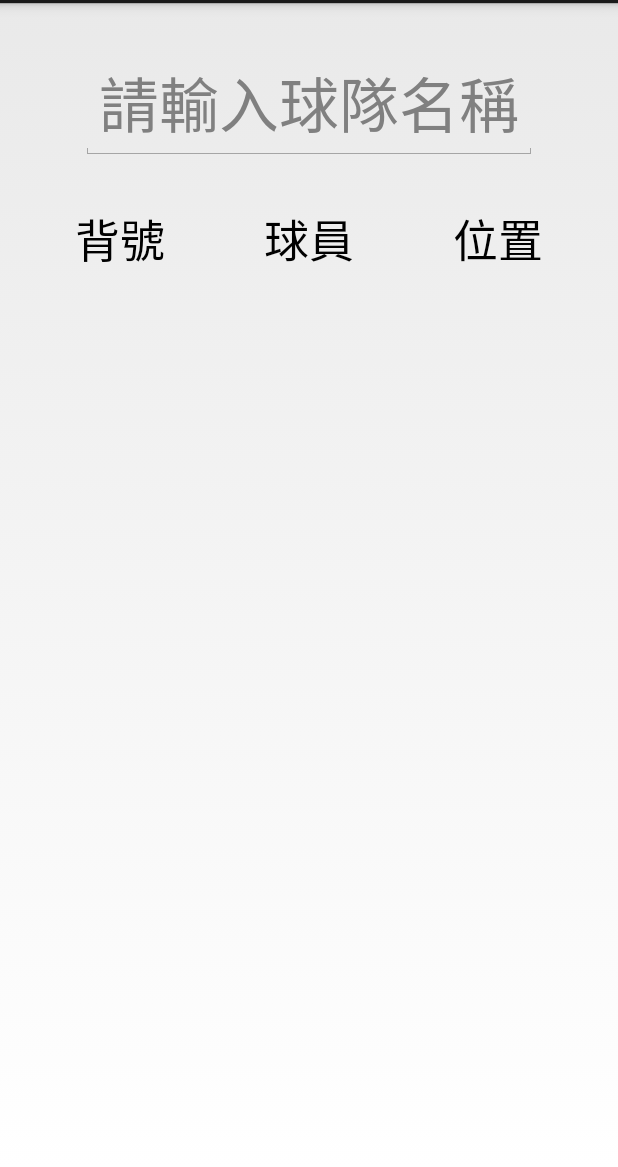
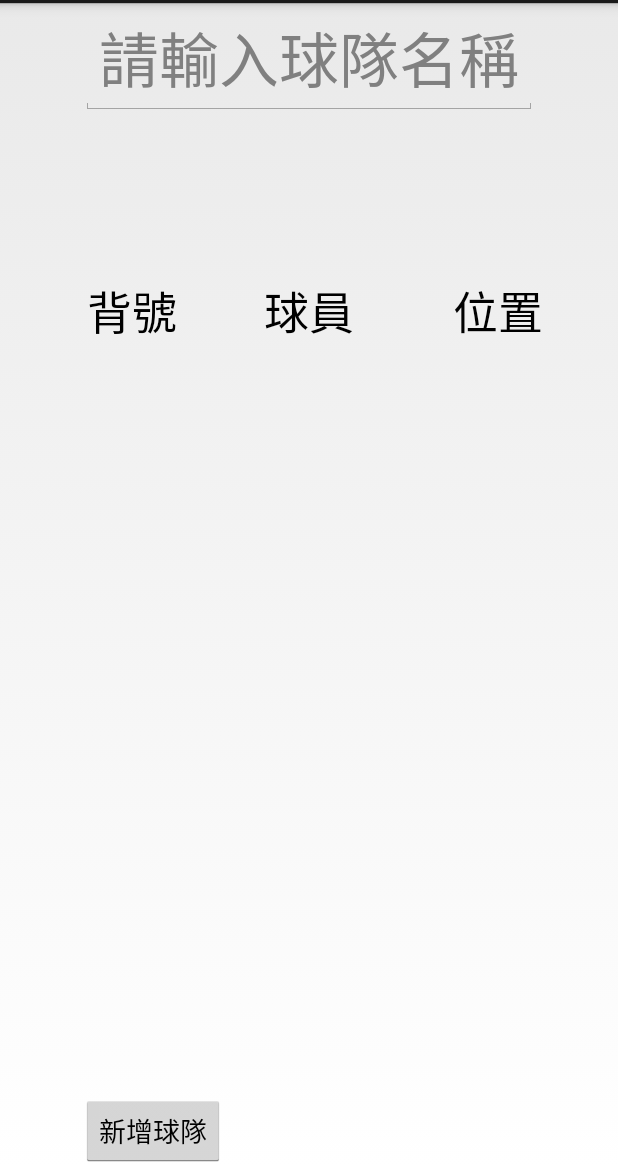
Before and after one commit to Jason52366/VolleyGameRecord, an Android app: the Team2 screen opened directly, with no data from a screen before it, on a phone screen of 412 x 824 dp, the part 69-1236 px from its top. Run offline under Robolectric (Android 15) with nearby library versions, the light colour scheme and no system bars.

Commit message:
Team2 java lalala

```diff
--- a/app/src/main/java/com/volleygamerecord/app/Team2.java
+++ b/app/src/main/java/com/volleygamerecord/app/Team2.java
@@ -25,8 +25,9 @@ public class Team2 extends Activity {
 
         EditText teamName = (EditText)findViewById(R.id.editText_team2TeamName);
         listInput = (ListView) findViewById(R.id.listview_team2List);
-        adapter = new ArrayAdapter<String>(this, android.R.layout.simple_list_item_1, items);
+        adapter = new ArrayAdapter<String>(this, R.layout.listcontent_team2, items);
         items = new ArrayList<String>();
+
 
 
 
--- a/app/src/main/res/layout/activity_team2.xml
+++ b/app/src/main/res/layout/activity_team2.xml
@@ -8,11 +8,10 @@
         android:layout_width="wrap_content"
         android:layout_height="wrap_content"
         android:id="@+id/editText_team2TeamName"
+        android:hint="@string/teamName_placeholder"
+        android:textSize="40dp"
         android:layout_alignParentTop="true"
-        android:layout_centerHorizontal="true"
-        android:hint="@string/teamName_placeholder"
-        android:layout_marginTop="30dp"
-        android:textSize="40dp" />
+        android:layout_centerHorizontal="true" />
 
     <TextView
         android:layout_width="wrap_content"
@@ -20,10 +19,9 @@
         android:textAppearance="?android:attr/textAppearanceLarge"
         android:text="球員"
         android:id="@+id/textView_playerName"
-        android:layout_below="@+id/editText_team2TeamName"
-        android:layout_centerHorizontal="true"
-        android:layout_marginTop="30dp"
-        android:textSize="30dp" />
+        android:textSize="30dp"
+        android:layout_above="@+id/listview_team2List"
+        android:layout_centerHorizontal="true" />
 
     <TextView
         android:layout_width="wrap_content"
@@ -31,10 +29,10 @@
         android:textAppearance="?android:attr/textAppearanceLarge"
         android:text="背號"
         android:id="@+id/textView_playerNumber"
-        android:layout_alignTop="@+id/textView_playerName"
-        android:layout_toLeftOf="@+id/textView_playerName"
         android:textSize="30dp"
-        android:layout_marginRight="66dp" />
+        android:layout_above="@+id/listview_team2List"
+        android:layout_alignLeft="@+id/listview_team2List"
+        android:layout_alignStart="@+id/listview_team2List" />
 
     <TextView
         android:layout_width="wrap_content"
@@ -55,9 +53,16 @@
         android:cacheColorHint="#00000000"
         android:minHeight="60dp"
         android:textFilterEnabled="true"
-        android:layout_below="@+id/textView_playerName"
-        android:layout_alignRight="@+id/textView_playerPosition"
-        android:layout_alignEnd="@+id/textView_playerPosition"
-        android:layout_alignLeft="@+id/textView_playerNumber"
-        android:layout_alignStart="@+id/textView_playerNumber" />
+        android:layout_centerVertical="true"
+        android:layout_alignRight="@+id/editText_team2TeamName"
+        android:layout_alignEnd="@+id/editText_team2TeamName" />
+
+    <Button
+        android:layout_width="wrap_content"
+        android:layout_height="wrap_content"
+        android:text="新增球隊"
+        android:id="@+id/button_team2AddNewTeam"
+        android:layout_alignParentBottom="true"
+        android:layout_alignLeft="@+id/editText_team2TeamName"
+        android:layout_alignStart="@+id/editText_team2TeamName" />
 </RelativeLayout>
```
